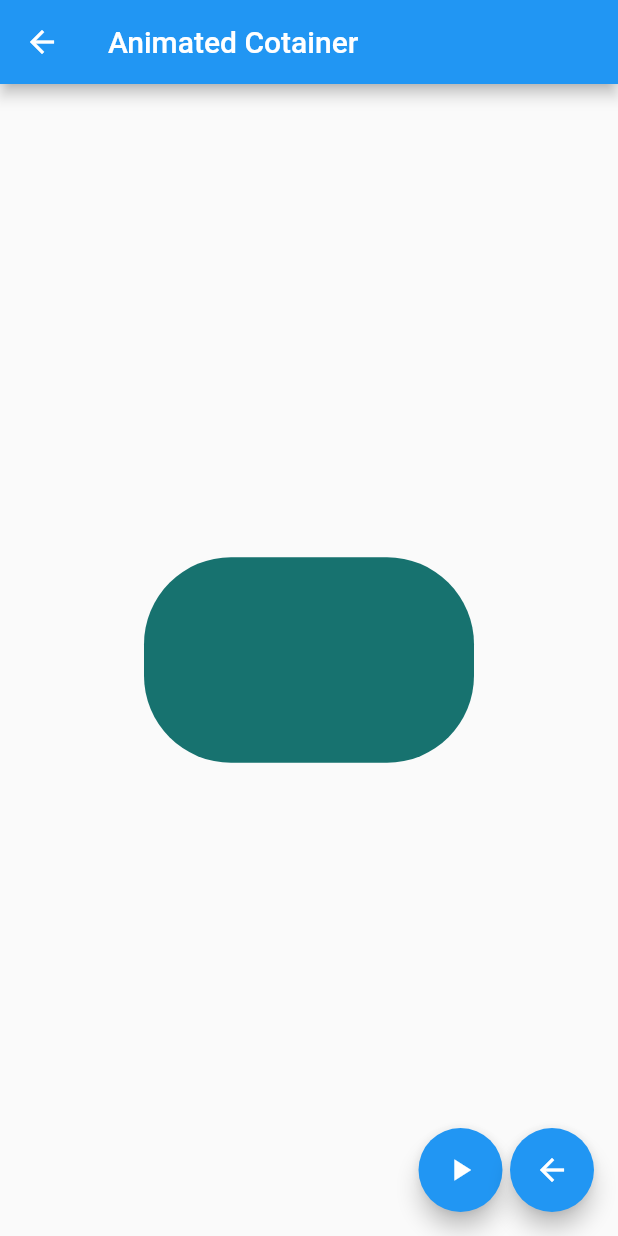
After one commit to alvag/componentes_flutter, a Flutter app: the AnimatedContainerPage screen opened by its route, after a tap on the "play arrow" icon, on a phone screen of 412 x 824 dp. The commit adds this screen. Run offline on Flutter 3.47's test engine with Material 2 defaults, Android fonts, the phone set to English and light mode, and no system bars.

Commit message:
Animated Container

```diff
--- a/data/menu_opts.json
+++ b/data/menu_opts.json
@@ -1,20 +1,25 @@
 {
-    "nombreApp" : "Componentes",
-    "rutas" : [
+    "nombreApp": "Componentes",
+    "rutas": [
         {
-            "ruta" : "alert",
-            "icon" : "add_alert",
+            "ruta": "alert",
+            "icon": "add_alert",
             "texto": "Alertas"
         },
         {
-            "ruta" : "avatar",
-            "icon" : "accessibility",
+            "ruta": "avatar",
+            "icon": "accessibility",
             "texto": "Avatars"
         },
         {
-            "ruta" : "card",
-            "icon" : "folder_open",
+            "ruta": "card",
+            "icon": "folder_open",
             "texto": "Cards - Tarjetas"
+        },
+        {
+            "ruta": "animatedComtainer",
+            "icon": "donut_large",
+            "texto": "Animated Container"
         }
     ]
 }
--- a/lib/src/pages/alert_page.dart
+++ b/lib/src/pages/alert_page.dart
@@ -28,8 +28,8 @@ class AlertPage extends StatelessWidget {
   void _mostrarAlerta(BuildContext context) {
     final _borderAlert =
         RoundedRectangleBorder(borderRadius: BorderRadius.circular(20));
-    final _borderButton =
-        RoundedRectangleBorder(borderRadius: BorderRadius.circular(20));
+    /* final _borderButton =
+        RoundedRectangleBorder(borderRadius: BorderRadius.circular(20)); */
     showDialog(
         context: context,
         // barrierDismissible: true,
--- /dev/null
+++ b/lib/src/pages/animated_container.dart
@@ -0,0 +1,64 @@
+import 'package:flutter/material.dart';
+import 'dart:math';
+
+class AnimatedContainerPage extends StatefulWidget {
+  @override
+  _AnimatedContainerPageState createState() => _AnimatedContainerPageState();
+}
+
+class _AnimatedContainerPageState extends State<AnimatedContainerPage> {
+  double _width = 50.0;
+  double _height = 50.0;
+  Color _color = Colors.pink;
+  BorderRadiusGeometry _borderRadius = BorderRadius.circular(8.0);
+
+  @override
+  Widget build(BuildContext context) {
+    return Scaffold(
+      appBar: AppBar(
+        title: Text('Animated Cotainer'),
+      ),
+      body: Center(
+        child: AnimatedContainer(
+          duration: Duration(seconds: 1),
+          curve: Curves.fastOutSlowIn,
+          width: _width,
+          height: _height,
+          decoration: BoxDecoration(
+            borderRadius: _borderRadius,
+            color: _color,
+          ),
+        ),
+      ),
+      floatingActionButton: Row(
+        mainAxisAlignment: MainAxisAlignment.end,
+        children: <Widget>[
+          SizedBox(width: 30.0),
+          FloatingActionButton(
+            heroTag: 'btnPlay',
+            child: Icon(Icons.play_arrow),
+            onPressed: _cambiarForma,
+          ),
+          SizedBox(width: 5.0),
+          FloatingActionButton(
+            heroTag: 'btnBack',
+            child: Icon(Icons.arrow_back),
+            onPressed: () {},
+          )
+        ],
+      ),
+    );
+  }
+
+  _cambiarForma() {
+    final random = Random();
+
+    setState(() {
+      _width = random.nextInt(300).toDouble();
+      _height = random.nextInt(300).toDouble();
+      _color = Color.fromRGBO(
+          random.nextInt(255), random.nextInt(255), random.nextInt(255), 1);
+      _borderRadius = BorderRadius.circular(random.nextInt(100).toDouble());
+    });
+  }
+}
--- a/lib/src/routes/routes.dart
+++ b/lib/src/routes/routes.dart
@@ -1,5 +1,6 @@
 import 'package:flutter/material.dart';
 
+import 'package:componentes_flutter/src/pages/animated_container.dart';
 import 'package:componentes_flutter/src/pages/card_page.dart';
 import 'package:componentes_flutter/src/pages/alert_page.dart';
 import 'package:componentes_flutter/src/pages/avatar_page.dart';
@@ -10,6 +11,7 @@ Map<String, WidgetBuilder> getAppRoutes() {
     '/': (BuildContext context) => HomePage(),
     'alert': (BuildContext context) => AlertPage(),
     'avatar': (BuildContext context) => AvatarPage(),
+    'animatedComtainer': (context) => AnimatedContainerPage(),
     'card': (context) => CardPage()
   };
 }
--- a/lib/src/utils/icono_string_util.dart
+++ b/lib/src/utils/icono_string_util.dart
@@ -3,7 +3,8 @@ import 'package:flutter/material.dart';
 final _icons = <String, IconData>{
   'add_alert': Icons.add_alert,
   'accessibility': Icons.accessibility,
-  'folder_open': Icons.folder_open
+  'folder_open': Icons.folder_open,
+  'donut_large': Icons.donut_large
 };
 
 Icon getIcon(String iconName) {
```
